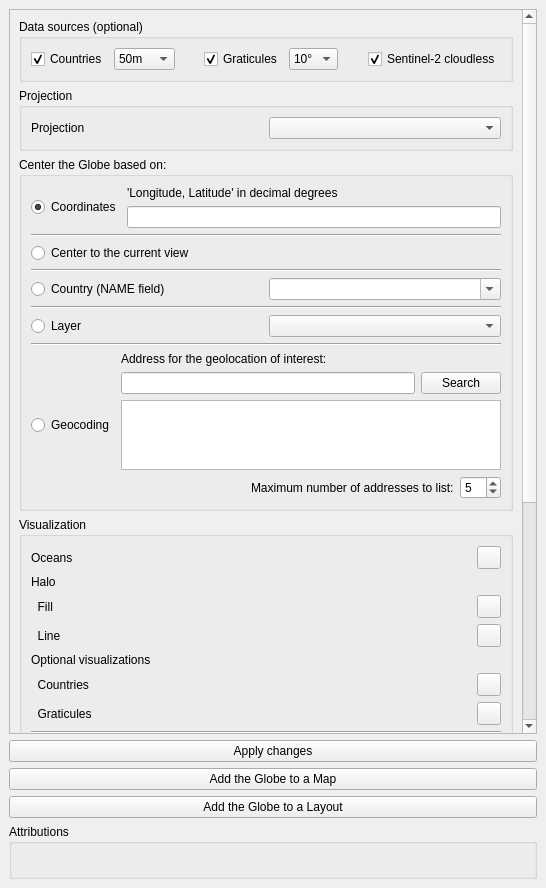
Above: GlobeBuilder/resources/ui/globe_builder_dockwidget_base.ui from majaes/Map2Globe before the change. Below: the same form after it.
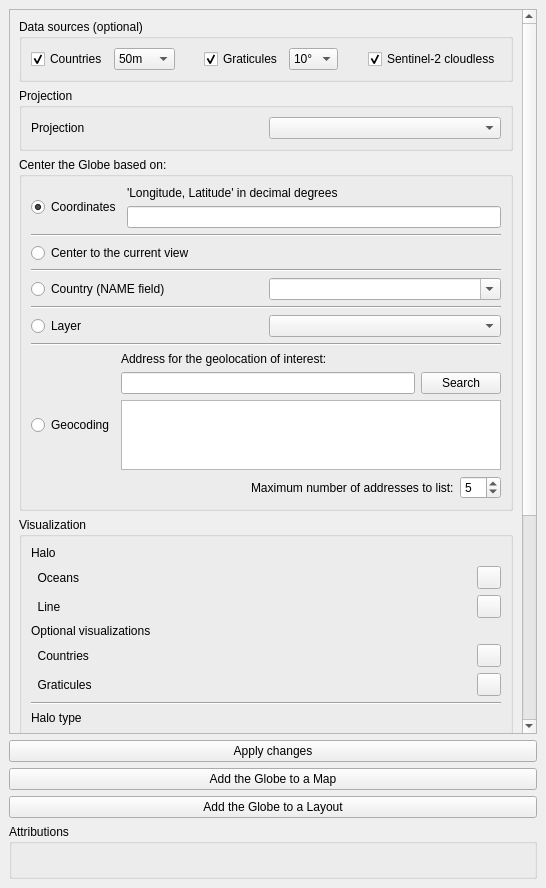
That is the form after the change. Custom widgets are drawn as their Qt base class.

Commit message: Halo fill becomes the Oceans layer; new default colours; fix dev harness CRS reset (v0.7.4)

```diff
--- a/GlobeBuilder/resources/ui/globe_builder_dockwidget_base.ui
+++ b/GlobeBuilder/resources/ui/globe_builder_dockwidget_base.ui
@@ -409,7 +409,7 @@
                    <item row="2" column="0">
                     <widget class="QLabel" name="label_15">
                      <property name="text">
-                      <string>  Fill</string>
+                      <string>  Oceans</string>
                      </property>
                     </widget>
                    </item>
@@ -433,20 +433,6 @@
                      </property>
                     </widget>
                    </item>
-                   <item row="0" column="0">
-                    <widget class="QLabel" name="label_6">
-                     <property name="text">
-                      <string>Oceans</string>
-                     </property>
-                    </widget>
-                   </item>
-                   <item row="0" column="1">
-                    <widget class="QgsColorButton" name="mColorButtonOceans">
-                     <property name="allowOpacity">
-                      <bool>true</bool>
-                     </property>
-                    </widget>
-                   </item>
                    <item row="6" column="0">
                     <widget class="QLabel" name="label_12">
                      <property name="text">
@@ -543,9 +529,6 @@
                    <property name="text">
                     <string>Halo, no fill</string>
                    </property>
-                   <property name="checked">
-                    <bool>true</bool>
-                   </property>
                   </widget>
                  </item>
                  <item>
```
Left out of the diff: 3 changed lines with no effect on the pictures. The commit also changes 10 other files.
